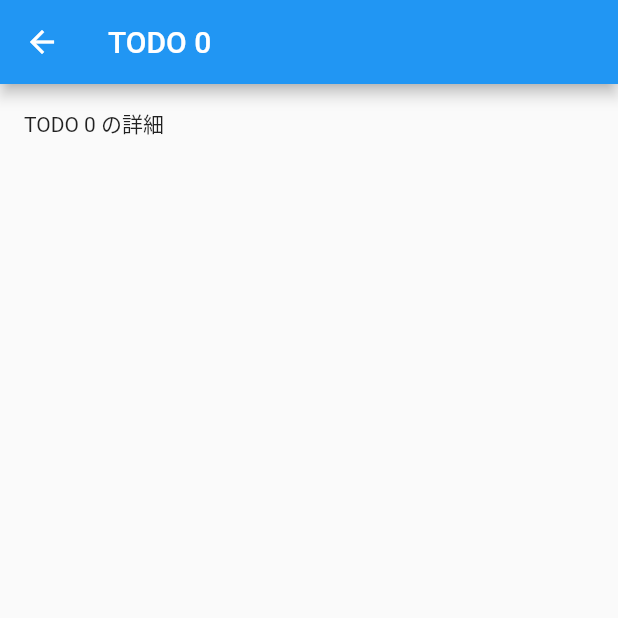
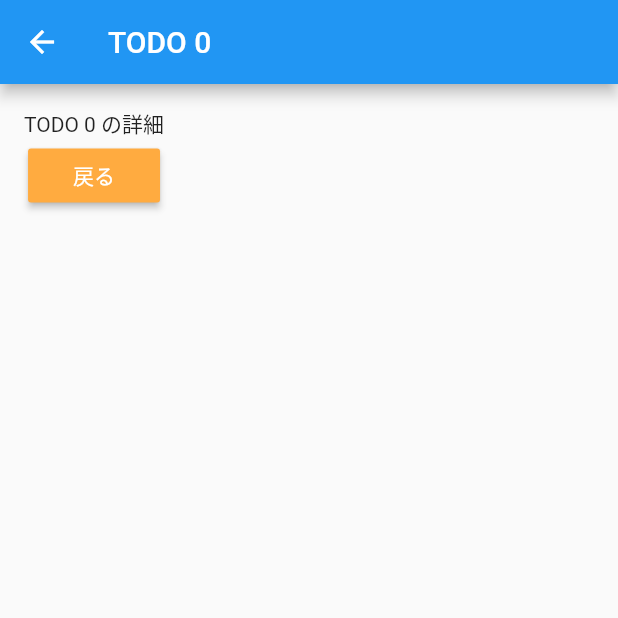
Before and after one commit to akatsuki174/FlutterPractice, a Flutter app: the screen it shows after launch, after a tap on an icon or button, on a phone screen of 412 x 824 dp, the top half of it. Run offline on Flutter 3.47's test engine with Material 2 defaults, Android fonts, the phone set to English and light mode, and no system bars.

Commit message:
add back button

```diff
--- a/todo_app/lib/detail_screen.dart
+++ b/todo_app/lib/detail_screen.dart
@@ -17,8 +17,20 @@ class DetailScreen extends StatelessWidget {
           title: Text(_todo.title),
         ),
         body: Padding(
-          padding: EdgeInsets.all(16.0),
-          child: Text(_todo.description),
+          padding: const EdgeInsets.all(16.0),
+          child: Column(
+            children: <Widget>[
+              Text(_todo.description),
+              RaisedButton(
+                child: Text('戻る'),
+                color: Colors.orangeAccent,
+                textColor: Colors.white,
+                onPressed: () {
+                  Navigator.pop(context, _todo.title);
+                },
+              ),
+            ],
+          ),
         ),
       );
 }
```
